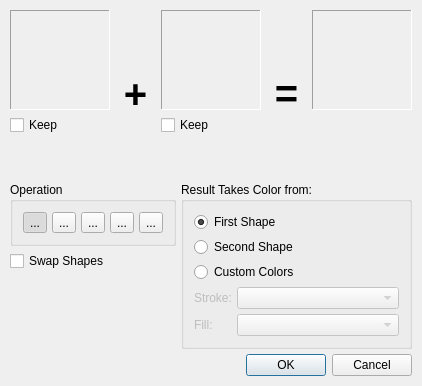
First picture: the form in scribus/plugins/tools/pathfinder/pathfinderbase.ui, repository scribusproject/scribus, before the edit.
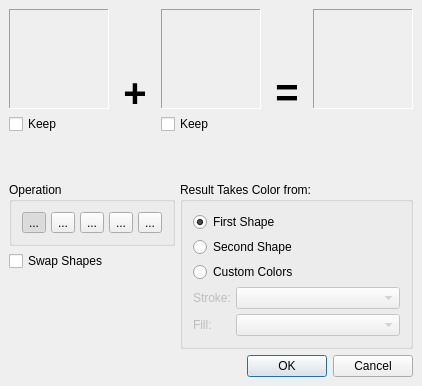
Second picture: the form after the edit. Custom widgets are drawn as their Qt base class.

Commit message: #16430: Unify margins and spacing for dialogs, set 2 <bubu>

```diff
--- a/scribus/plugins/tools/pathfinder/pathfinderbase.ui
+++ b/scribus/plugins/tools/pathfinder/pathfinderbase.ui
@@ -14,16 +14,22 @@
    <string>Boolean Path Operations</string>
   </property>
   <layout class="QVBoxLayout" name="verticalLayout_4">
+   <property name="leftMargin">
+    <number>9</number>
+   </property>
+   <property name="topMargin">
+    <number>9</number>
+   </property>
+   <property name="rightMargin">
+    <number>9</number>
+   </property>
+   <property name="bottomMargin">
+    <number>9</number>
+   </property>
    <item>
     <layout class="QHBoxLayout">
-     <property name="spacing">
-      <number>5</number>
-     </property>
      <item>
       <layout class="QVBoxLayout">
-       <property name="spacing">
-        <number>5</number>
-       </property>
        <item>
         <widget class="QLabel" name="sourceShape">
          <property name="minimumSize">
@@ -82,9 +88,6 @@
      </item>
      <item>
       <layout class="QVBoxLayout">
-       <property name="spacing">
-        <number>0</number>
-       </property>
        <item>
         <spacer>
          <property name="orientation">
@@ -132,9 +135,6 @@
      </item>
      <item>
       <layout class="QVBoxLayout">
-       <property name="spacing">
-        <number>5</number>
-       </property>
        <item>
         <widget class="QLabel" name="sourceShape2">
          <property name="minimumSize">
@@ -193,9 +193,6 @@
      </item>
      <item>
       <layout class="QVBoxLayout">
-       <property name="spacing">
-        <number>0</number>
-       </property>
        <item>
         <spacer>
          <property name="orientation">
@@ -301,12 +298,6 @@
           <string>Operation</string>
          </property>
          <layout class="QHBoxLayout">
-          <property name="spacing">
-           <number>5</number>
-          </property>
-          <property name="margin">
-           <number>10</number>
-          </property>
           <item>
            <widget class="QToolButton" name="opCombine">
             <property name="toolTip">
```
The commit also changes 7 other files.
